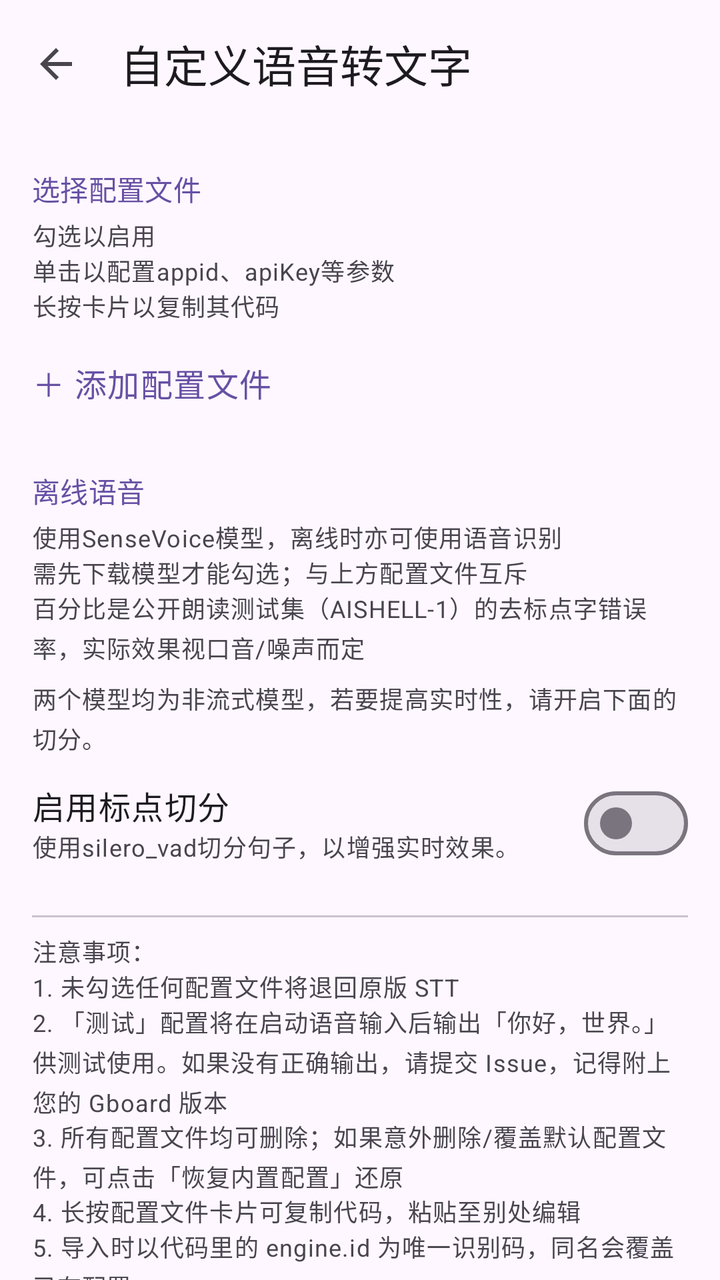
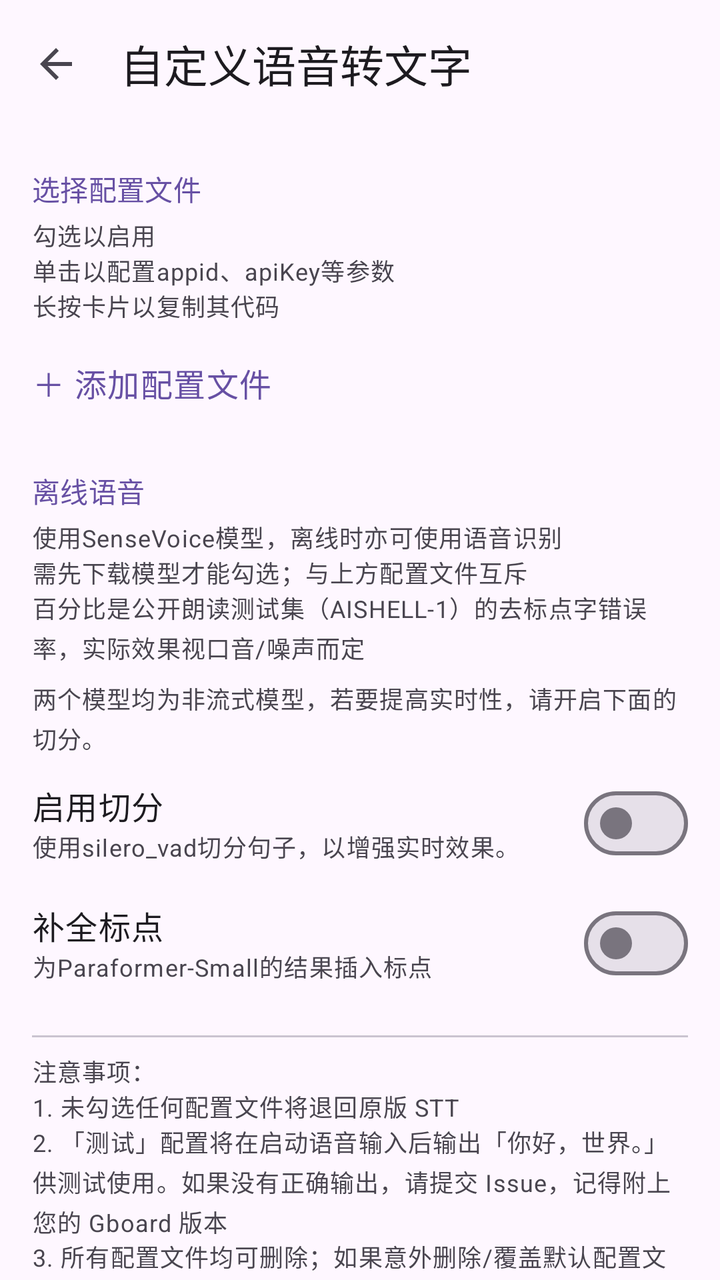

Compare the two renders of this Android layout. The source of the first and the diff that turns it into the second are given below.
<!-- AndroidManifest.xml: application theme Theme.GboardExt -->
<!-- res/layout/activity_voice_engine.xml -->
<?xml version="1.0" encoding="utf-8"?>
<LinearLayout xmlns:android="http://schemas.android.com/apk/res/android"
    xmlns:app="http://schemas.android.com/apk/res-auto"
    android:layout_width="match_parent"
    android:layout_height="match_parent"
    android:fitsSystemWindows="true"
    android:orientation="vertical">

    <com.google.android.material.appbar.MaterialToolbar
        android:id="@+id/toolbar"
        android:layout_width="match_parent"
        android:layout_height="?attr/actionBarSize"
        app:navigationIcon="?attr/homeAsUpIndicator"
        app:title="自定义语音转文字" />

    <androidx.core.widget.NestedScrollView
        android:layout_width="match_parent"
        android:layout_height="match_parent"
        android:fitsSystemWindows="true"
        android:fillViewport="true">

        <LinearLayout
            android:layout_width="match_parent"
            android:layout_height="wrap_content"
            android:orientation="vertical"
            android:paddingStart="16dp"
            android:paddingEnd="16dp"
            android:paddingTop="8dp"
            android:paddingBottom="24dp">

            
            <TextView
                style="@style/ImeSectionHeader"
                android:text="选择配置文件" />

            <TextView
                style="@style/ImeNote"
                android:layout_marginTop="4dp"
                android:text="勾选以启用" />
            <TextView
                style="@style/ImeNote"
                android:text="单击以配置appid、apiKey等参数" />
            <TextView
                style="@style/ImeNote"
                android:text="长按卡片以复制其代码" />

            <LinearLayout
                android:id="@+id/list_profiles"
                android:layout_width="match_parent"
                android:layout_height="wrap_content"
                android:orientation="vertical" />

            <TextView
                android:id="@+id/btn_add_profile"
                style="@style/ImeAddButton"
                android:text="＋ 添加配置文件" />

            
            <TextView
                style="@style/ImeSectionHeader"
                android:layout_marginTop="20dp"
                android:text="离线语音" />

            <TextView
                style="@style/ImeNote"
                android:layout_marginTop="4dp"
                android:text="使用SenseVoice模型，离线时亦可使用语音识别" />
            <TextView
                style="@style/ImeNote"
                android:text="需先下载模型才能勾选；与上方配置文件互斥" />
            <TextView
                style="@style/ImeNote"
                android:text="百分比是公开朗读测试集（AISHELL-1）的去标点字错误率，实际效果视口音/噪声而定" />

            <LinearLayout
                android:id="@+id/list_models"
                android:layout_width="match_parent"
                android:layout_height="wrap_content"
                android:orientation="vertical" />

            <TextView
                style="@style/ImeNote"
                android:layout_marginTop="8dp"
                android:text="两个模型均为非流式模型，若要提高实时性，请开启下面的切分。" />
            <LinearLayout
                android:id="@+id/row_vad"
                android:layout_width="match_parent"
                android:layout_height="wrap_content"
                android:layout_marginTop="4dp"
                android:gravity="center_vertical"
                android:orientation="horizontal"
                android:paddingTop="6dp"
                android:paddingBottom="6dp">

                <LinearLayout
                    android:layout_width="0dp"
                    android:layout_height="wrap_content"
                    android:layout_weight="1"
                    android:orientation="vertical">

                    <TextView
                        android:layout_width="match_parent"
                        android:layout_height="wrap_content"
                        android:text="启用标点切分"
                        android:textAppearance="?attr/textAppearanceBodyLarge"
                        android:textColor="?attr/colorOnSurface" />

                    <TextView
                        android:layout_width="match_parent"
                        android:layout_height="wrap_content"
                        android:text="使用silero_vad切分句子，以增强实时效果。"
                        android:textAppearance="?attr/textAppearanceBodySmall"
                        android:textColor="?attr/colorOnSurfaceVariant" />

                </LinearLayout>

                <com.google.android.material.materialswitch.MaterialSwitch
                    android:id="@+id/sw_vad"
                    android:layout_width="wrap_content"
                    android:layout_height="wrap_content"
                    android:layout_marginStart="10dp"
                    android:minWidth="0dp" />

            </LinearLayout>

            
            <View
                android:layout_width="match_parent"
                android:layout_height="1dp"
                android:layout_marginTop="16dp"
                android:background="?attr/colorOutlineVariant" />

            
            <LinearLayout
                android:layout_width="match_parent"
                android:layout_height="wrap_content"
                android:orientation="vertical"
                android:paddingTop="8dp">

                <TextView
                    style="@style/ImeNote"
                    android:text="注意事项：" />

                <TextView
                    style="@style/ImeNote"
                    android:text="1. 未勾选任何配置文件将退回原版 STT" />
                <TextView
                    android:id="@+id/tv_note_issue"
                    style="@style/ImeNote"
                    android:text="2. 「测试」配置将在启动语音输入后输出「你好，世界。」供测试使用。如果没有正确输出，请提交 Issue，记得附上您的 Gboard 版本" />
                <TextView
                    style="@style/ImeNote"
                    android:text="3. 所有配置文件均可删除；如果意外删除/覆盖默认配置文件，可点击「恢复内置配置」还原" />
                <TextView
                    style="@style/ImeNote"
                    android:text="4. 长按配置文件卡片可复制代码，粘贴至别处编辑" />
                <TextView
                    style="@style/ImeNote"
                    android:text="5. 导入时以代码里的 engine.id 为唯一识别码，同名会覆盖已有配置" />

            </LinearLayout>

            
            <View
                android:layout_width="match_parent"
                android:layout_height="1dp"
                android:layout_marginTop="16dp"
                android:background="?attr/colorOutlineVariant" />

            <TextView
                android:id="@+id/tv_restore_builtins"
                android:layout_width="match_parent"
                android:layout_height="wrap_content"
                android:paddingTop="12dp"
                android:paddingBottom="12dp"
                android:text="恢复内置配置"
                android:textAppearance="?attr/textAppearanceBodyLarge"
                android:textColor="?attr/colorPrimary"
                android:clickable="true"
                android:focusable="true"
                android:background="?attr/selectableItemBackground" />

            <TextView
                android:id="@+id/tv_force_update"
                android:layout_width="match_parent"
                android:layout_height="wrap_content"
                android:paddingTop="12dp"
                android:paddingBottom="12dp"
                android:text="强制更新配置文件"
                android:textAppearance="?attr/textAppearanceBodyLarge"
                android:textColor="?attr/colorPrimary"
                android:clickable="true"
                android:focusable="true"
                android:background="?attr/selectableItemBackground" />

        </LinearLayout>

    </androidx.core.widget.NestedScrollView>

</LinearLayout>
<!-- resources referenced by this layout -->
<resources>
  <style name="ImeAddButton" parent="">
          <item name="android:layout_width">match_parent</item>
          <item name="android:layout_height">wrap_content</item>
          <item name="android:layout_marginTop">6dp</item>
          <item name="android:paddingTop">12dp</item>
          <item name="android:paddingBottom">12dp</item>
          <item name="android:textAppearance">?attr/textAppearanceBodyLarge</item>
          <item name="android:textColor">?attr/colorPrimary</item>
          <item name="android:clickable">true</item>
          <item name="android:focusable">true</item>
          <item name="android:background">?attr/selectableItemBackground</item>
      </style>
  <style name="ImeNote" parent="">
          <item name="android:layout_width">match_parent</item>
          <item name="android:layout_height">wrap_content</item>
          <item name="android:textAppearance">?attr/textAppearanceBodySmall</item>
          <item name="android:textColor">?attr/colorOnSurfaceVariant</item>
          <item name="android:lineSpacingMultiplier">1.15</item>
      </style>
  <style name="ImeSectionHeader" parent="">
          <item name="android:layout_width">match_parent</item>
          <item name="android:layout_height">wrap_content</item>
          <item name="android:layout_marginTop">12dp</item>
          <item name="android:textAppearance">?attr/textAppearanceTitleSmall</item>
          <item name="android:textColor">?attr/colorPrimary</item>
      </style>
  <style name="Theme.GboardExt" parent="Theme.Material3.DayNight.NoActionBar" />
</resources>

<!-- the commit's change to res/layout/activity_voice_engine.xml (unified diff, before → after) -->
@@ -101,7 +101,7 @@
                     <TextView
                         android:layout_width="match_parent"
                         android:layout_height="wrap_content"
-                        android:text="启用标点切分"
+                        android:text="启用切分"
                         android:textAppearance="?attr/textAppearanceBodyLarge"
                         android:textColor="?attr/colorOnSurface" />
 
@@ -116,6 +116,46 @@
 
                 <com.google.android.material.materialswitch.MaterialSwitch
                     android:id="@+id/sw_vad"
+                    android:layout_width="wrap_content"
+                    android:layout_height="wrap_content"
+                    android:layout_marginStart="10dp"
+                    android:minWidth="0dp" />
+
+            </LinearLayout>
+
+            <LinearLayout
+                android:id="@+id/row_punct"
+                android:layout_width="match_parent"
+                android:layout_height="wrap_content"
+                android:gravity="center_vertical"
+                android:orientation="horizontal"
+                android:paddingTop="6dp"
+                android:paddingBottom="6dp">
+
+                <LinearLayout
+                    android:layout_width="0dp"
+                    android:layout_height="wrap_content"
+                    android:layout_weight="1"
+                    android:orientation="vertical">
+
+                    <TextView
+                        android:layout_width="match_parent"
+                        android:layout_height="wrap_content"
+                        android:text="补全标点"
+                        android:textAppearance="?attr/textAppearanceBodyLarge"
+                        android:textColor="?attr/colorOnSurface" />
+
+                    <TextView
+                        android:layout_width="match_parent"
+                        android:layout_height="wrap_content"
+                        android:text="为Paraformer-Small的结果插入标点"
+                        android:textAppearance="?attr/textAppearanceBodySmall"
+                        android:textColor="?attr/colorOnSurfaceVariant" />
+
+                </LinearLayout>
+
+                <com.google.android.material.materialswitch.MaterialSwitch
+                    android:id="@+id/sw_punct"
                     android:layout_width="wrap_content"
                     android:layout_height="wrap_content"
                     android:layout_marginStart="10dp"
